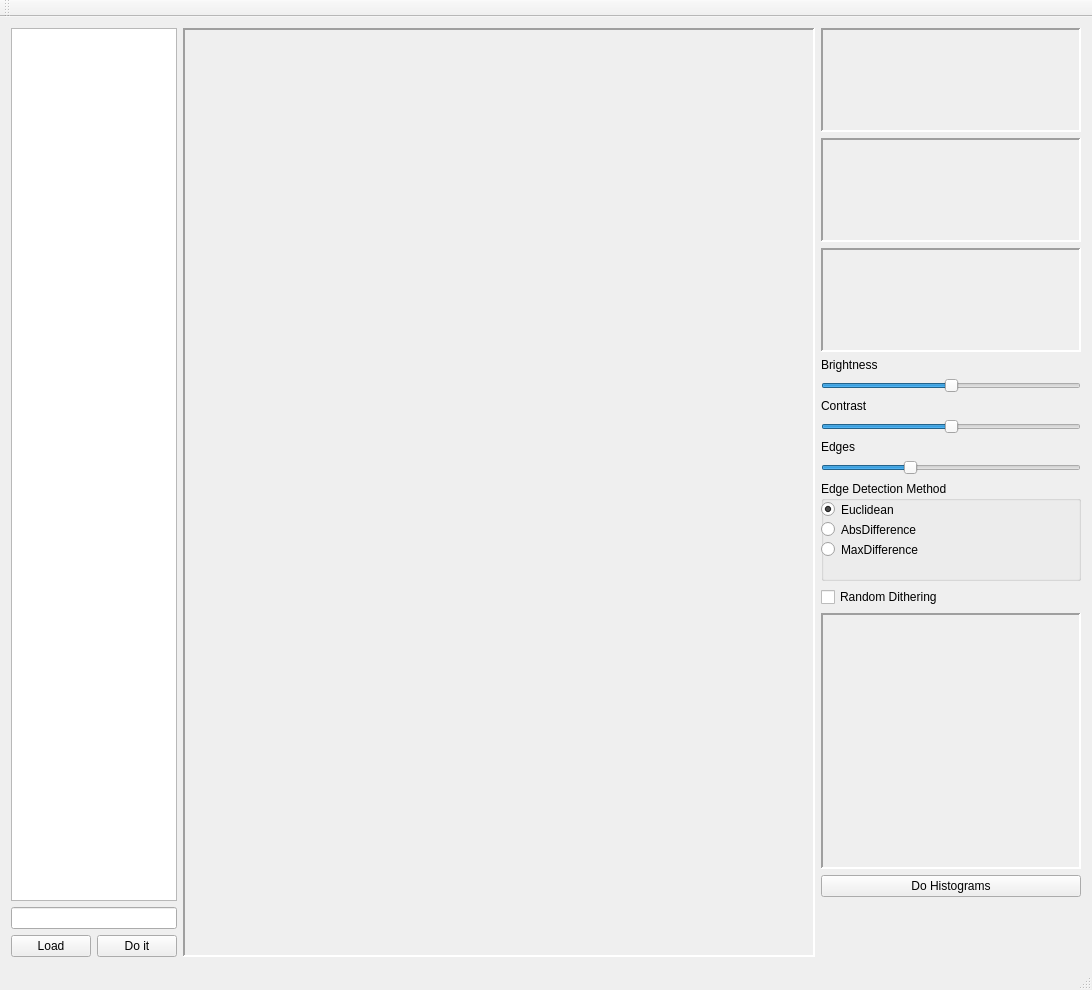
Xuzon/ImageProcessing, file fpimage.ui: the form before one commit.
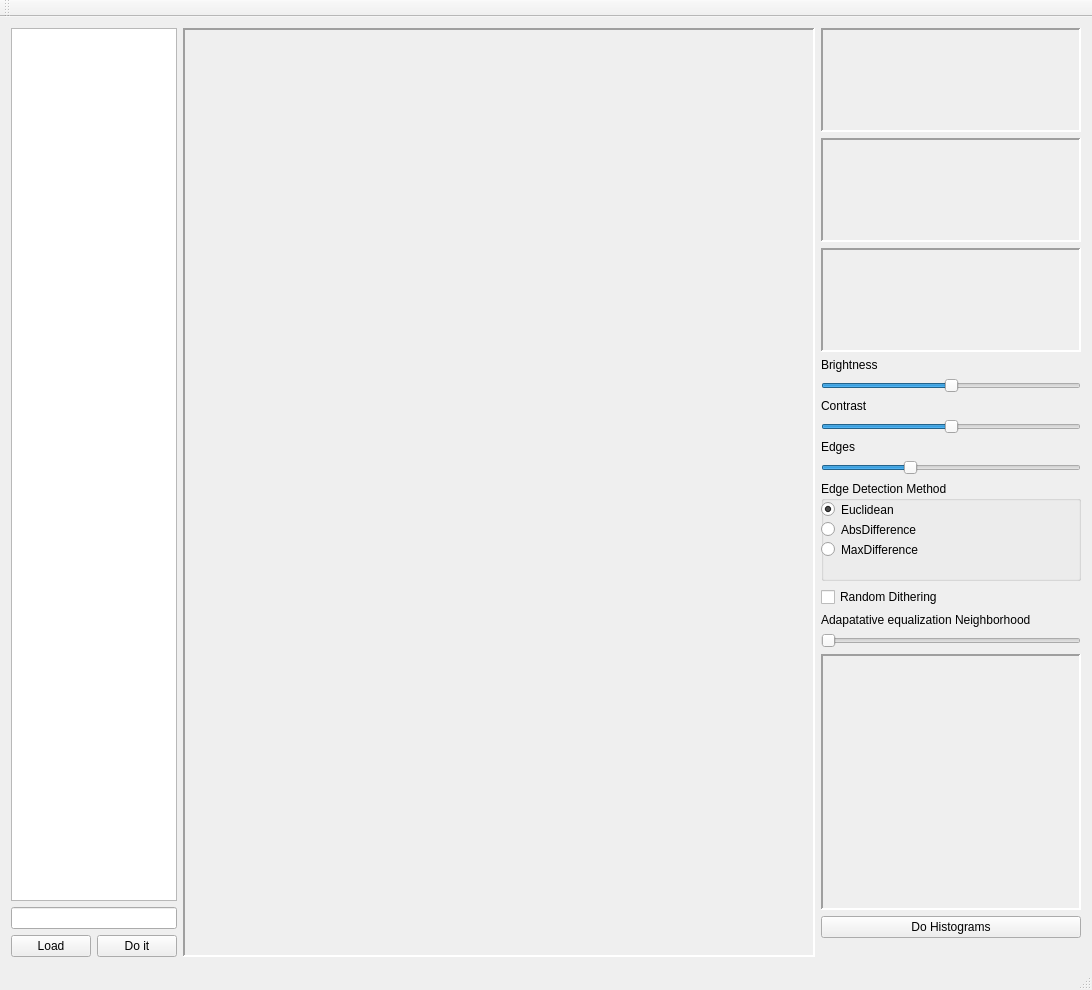
The form after the commit.

```diff
--- a/fpimage.ui
+++ b/fpimage.ui
@@ -292,6 +292,26 @@
         </property>
        </widget>
       </item>
+      <item>
+       <widget class="QLabel" name="LAdaptEq">
+        <property name="text">
+         <string>Adapatative equalization Neighborhood</string>
+        </property>
+       </widget>
+      </item>
+      <item>
+       <widget class="QSlider" name="SliderAdaptEq">
+        <property name="minimum">
+         <number>5</number>
+        </property>
+        <property name="maximum">
+         <number>21</number>
+        </property>
+        <property name="orientation">
+         <enum>Qt::Horizontal</enum>
+        </property>
+       </widget>
+      </item>
       <item>
        <widget class="QLabel" name="TransferenceFunction">
         <property name="minimumSize">
```
